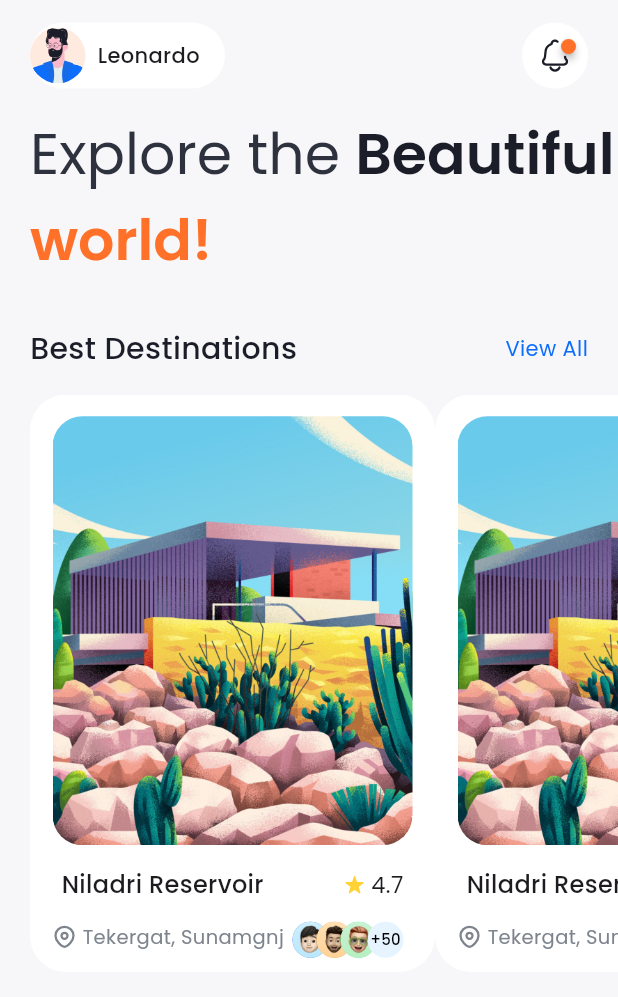
After one commit to Pranav-407/Travel-App-UI, a Flutter app: the HomeScreen screen opened directly, on a phone screen of 412 x 824 dp. The commit adds this screen. Shown: the top 997 px of the screen. Run offline on Flutter 3.47's test engine with Material 3 defaults, Android fonts, the phone set to English and light mode, and no system bars; drawn by our look-alikes of badges; our stand-ins replace flutter_svg, google_fonts, smooth_page_indicator.

Commit message:
Implemented HomeScreen.

```diff
--- /dev/null
+++ b/lib/views/home_screen.dart
@@ -0,0 +1,333 @@
+import 'package:flutter/material.dart';
+import 'package:flutter_svg/flutter_svg.dart';
+import 'package:google_fonts/google_fonts.dart';
+import 'package:badges/badges.dart' as badges;
+
+class HomeScreen extends StatefulWidget {
+  const HomeScreen({super.key});
+
+  @override
+  State<HomeScreen> createState() => _HomeScreenState();
+}
+
+class _HomeScreenState extends State<HomeScreen> {
+  @override
+  Widget build(BuildContext context) {
+    return Scaffold(
+      backgroundColor: Color.fromRGBO(247, 247, 249, 1),
+      body: SafeArea(
+        child: Column(
+          children: [
+            ProfileBanner(),
+            Title(),
+            SizedBox(height: 30),
+            BestDestinations(),
+            Cards()
+          ],
+        ),
+      ),
+    );
+  }
+}
+
+class Title extends StatelessWidget {
+  const Title({super.key});
+
+  @override
+  Widget build(BuildContext context) {
+    return Padding(
+      padding: const EdgeInsets.only(left: 20.0),
+      child: RichText(
+        text: TextSpan(
+          style: GoogleFonts.poppins(
+            fontSize: 38,
+            fontWeight: FontWeight.w400,
+            color: Color.fromRGBO(46, 50, 62, 1),
+          ),
+          children: [
+            TextSpan(text: "Explore the "),
+            TextSpan(
+              text: "Beautiful ",
+              style: GoogleFonts.poppins(
+                fontSize: 38,
+                fontWeight: FontWeight.w600,
+                color: Color.fromRGBO(27, 30, 40, 1),
+              ),
+            ),
+            TextSpan(
+              text: "world!",
+              style: GoogleFonts.poppins(
+                fontSize: 38,
+                fontWeight: FontWeight.w600,
+                color: Color.fromRGBO(255, 112, 41, 1),
+              ),
+            ),
+          ],
+        ),
+      ),
+    );
+  }
+}
+
+class NotificationBadge extends StatelessWidget {
+  const NotificationBadge({super.key});
+
+  @override
+  Widget build(BuildContext context) {
+    return badges.Badge(
+      badgeStyle: badges.BadgeStyle(
+        badgeColor: Color.fromRGBO(255, 112, 41, 1), // Badge color
+      ),
+      position: badges.BadgePosition.topEnd(top: 11, end: 8),
+      badgeContent: SizedBox.shrink(),
+      child: Container(
+        height: 44,
+        width: 44,
+        decoration: BoxDecoration(
+          color: Colors.white,
+          shape: BoxShape.circle,
+        ),
+        child: Center(
+          child: SvgPicture.asset(
+            'assets/svg/notification.svg',
+          ),
+        ),
+      ),
+    );
+  }
+}
+
+class BestDestinations extends StatelessWidget {
+  const BestDestinations({super.key});
+
+  @override
+  Widget build(BuildContext context) {
+    return Padding(
+      padding: const EdgeInsets.symmetric(horizontal: 20.0),
+      child: Row(
+        children: [
+          Text(
+            'Best Destinations',
+            style: GoogleFonts.poppins(
+                fontSize: 20,
+                fontWeight: FontWeight.w500,
+                color: Color.fromRGBO(27, 30, 40, 1)),
+          ),
+          Spacer(),
+          Text(
+            'View All',
+            style: GoogleFonts.poppins(
+                fontSize: 14,
+                fontWeight: FontWeight.w400,
+                color: Color.fromRGBO(13, 110, 253, 1)),
+          ),
+        ],
+      ),
+    );
+  }
+}
+
+class ProfileBanner extends StatelessWidget {
+  const ProfileBanner({super.key});
+
+  @override
+  Widget build(BuildContext context) {
+    return Padding(
+      padding: const EdgeInsets.symmetric(horizontal: 20.0, vertical: 15),
+      child: Row(
+        children: [
+          Container(
+            height: 44,
+            width: 130,
+            decoration: BoxDecoration(
+              borderRadius: BorderRadius.circular(22),
+              color: Colors.white,
+            ),
+            child: Row(
+              children: [
+                Container(
+                  height: 37,
+                  width: 37,
+                  decoration: BoxDecoration(
+                    color: Color.fromRGBO(255, 234, 223, 1),
+                    shape: BoxShape.circle,
+                  ),
+                  child: ClipOval(
+                    child: SvgPicture.asset(
+                      'assets/svg/profile.svg',
+                      fit: BoxFit.cover,
+                    ),
+                  ),
+                ),
+                SizedBox(
+                  width: 8,
+                ),
+                Text(
+                  "Leonardo",
+                  style: GoogleFonts.poppins(
+                    fontSize: 14,
+                    fontWeight: FontWeight.w500,
+                  ),
+                )
+              ],
+            ),
+          ),
+          Spacer(),
+          NotificationBadge()
+        ],
+      ),
+    );
+  }
+}
+
+class Cards extends StatelessWidget {
+  const Cards({super.key});
+
+  @override
+  Widget build(BuildContext context) {
+    return Padding(
+      padding: const EdgeInsets.only(top: 16.0, left: 20),
+      child: SizedBox(
+        height: 385,
+        child: ListView.builder(
+          shrinkWrap: true,
+          scrollDirection: Axis.horizontal,
+          itemCount: 2,
+          itemBuilder: (context, index) {
+            return Container(
+              height: 385,
+              width: 270,
+              decoration: BoxDecoration(
+                color: Colors.white,
+                borderRadius: BorderRadius.circular(24), // Rounded corners
+              ),
+              child: Center(
+                child: Container(
+                  height: 356,
+                  width: 240,
+                  decoration: BoxDecoration(
+                    borderRadius: BorderRadius.circular(20), // Rounded corners
+                  ),
+                  child: Column(
+                    children: [
+                      Container(
+                        height: 286,
+                        decoration: BoxDecoration(
+                          borderRadius: BorderRadius.circular(20),
+                        ),
+                        child: ClipRRect(borderRadius: BorderRadius.circular(20),child: Image.asset('assets/images/card1.jpeg',fit: BoxFit.cover,)),
+                      ),
+                      Padding(
+                        padding:
+                            const EdgeInsets.only(left: 6.0, right: 6, top: 15),
+                        child: Row(
+                          children: [
+                            Text(
+                              'Niladri Reservoir',
+                              style: GoogleFonts.poppins(
+                                fontSize: 16,
+                                fontWeight: FontWeight.w500,
+                              ),
+                            ),
+                            Spacer(),
+                            SvgPicture.asset('assets/svg/star.svg'),
+                            SizedBox(width: 4),
+                            Text(
+                              '4.7',
+                              style: GoogleFonts.poppins(
+                                fontSize: 15,
+                                fontWeight: FontWeight.w400,
+                                letterSpacing: 0.3,
+                              ),
+                            ),
+                          ],
+                        ),
+                      ),
+                      const SizedBox(
+                        height: 13,
+                      ),
+                      Row(
+                        children: [
+                          SvgPicture.asset('assets/svg/location.svg'),
+                          const SizedBox(
+                            width: 4,
+                          ),
+                          Text(
+                            'Tekergat, Sunamgnj',
+                            style: GoogleFonts.poppins(
+                              fontSize: 13,
+                              fontWeight: FontWeight.w400,
+                              color: Color.fromRGBO(125, 132, 141, 1),
+                            ),
+                          ),
+                          Spacer(),
+                          AvatarList()
+                        ],
+                      ),
+                    ],
+                  ),
+                ),
+              ),
+            );
+          },
+        ),
+      ),
+    );
+  }
+}
+
+class AvatarList extends StatelessWidget {
+  const AvatarList({super.key});
+
+  @override
+  Widget build(BuildContext context) {
+    return SizedBox(
+      height: 20,
+      width: 80,
+      child: Stack(
+        clipBehavior: Clip.none, // Allows avatars to overflow correctly
+        children: [
+          Positioned(
+            left: 0,
+            child: CircleAvatar(
+              radius: 12,
+              backgroundColor: Colors.blueAccent,
+              backgroundImage: AssetImage('assets/images/avatar1.png'),
+            ),
+          ),
+          Positioned(
+            left: 16,
+            child: CircleAvatar(
+              radius: 12,
+              backgroundColor: Colors.orangeAccent,
+              backgroundImage: AssetImage('assets/images/avatar2.png'),
+            ),
+          ),
+          Positioned(
+            left: 32,
+            child: CircleAvatar(
+              radius: 12,
+              backgroundColor: Colors.greenAccent,
+              backgroundImage: AssetImage('assets/images/avatar3.png'),
+            ),
+          ),
+          Positioned(
+            left: 50,
+            child: CircleAvatar(
+              radius: 12,
+              backgroundColor: Color.fromRGBO(229, 244, 255, 1),
+              child: Text(
+                '+50',
+                style: GoogleFonts.poppins(
+                  fontSize: 10,
+                  fontWeight: FontWeight.w500,
+                  color: Colors.black,
+                ),
+              ),
+            ),
+          ),
+        ],
+      ),
+    );
+  }
+}
--- a/lib/views/onboarding_screens.dart
+++ b/lib/views/onboarding_screens.dart
@@ -1,7 +1,7 @@
 import 'package:flutter/material.dart';
 import 'package:google_fonts/google_fonts.dart';
 import 'package:smooth_page_indicator/smooth_page_indicator.dart';
-import 'package:travel_app/views/login_screen.dart';
+import 'package:travel_app/views/home_screen.dart';
 
 class OnboardingScreens extends StatefulWidget {
   const OnboardingScreens({super.key});
@@ -53,7 +53,7 @@ class _OnboardingScreensState extends State<OnboardingScreens> {
   void _handleButtonPress() {
     if (isLastPage) {
       // Navigate to main app
-      Navigator.of(context).pushAndRemoveUntil(MaterialPageRoute(builder: (context) => LoginScreen(),), (route) => false,);
+      Navigator.of(context).pushAndRemoveUntil(MaterialPageRoute(builder: (context) => HomeScreen(),), (route) => false,);
     } else {
       // Go to next page
       _controller.nextPage(
--- a/pubspec.yaml
+++ b/pubspec.yaml
@@ -7,6 +7,7 @@ environment:
   sdk: ^3.6.0
 
 dependencies:
+  badges: ^3.1.2
   flutter:
     sdk: flutter
   flutter_svg: ^2.0.17
```
Also changed, not shown: assets/images/avatar1.png (added), assets/images/avatar2.png (added), assets/images/avatar3.png (added), assets/images/card1.jpeg (added), assets/images/card2.jpeg (added), assets/images/profile.png (added), assets/svg/location.svg (added), assets/svg/notification.svg (added), assets/svg/profile.svg (added), assets/svg/star.svg (added), pubspec.lock.
